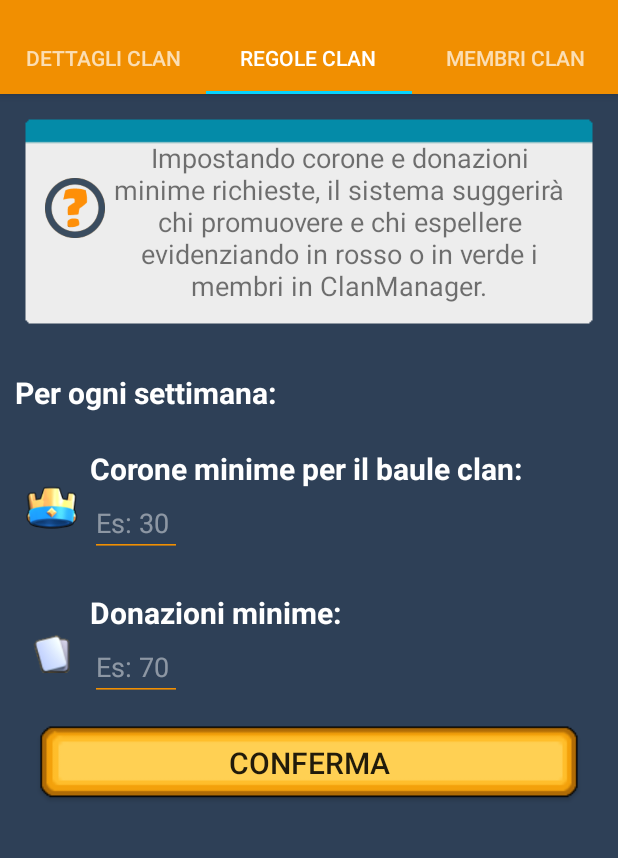
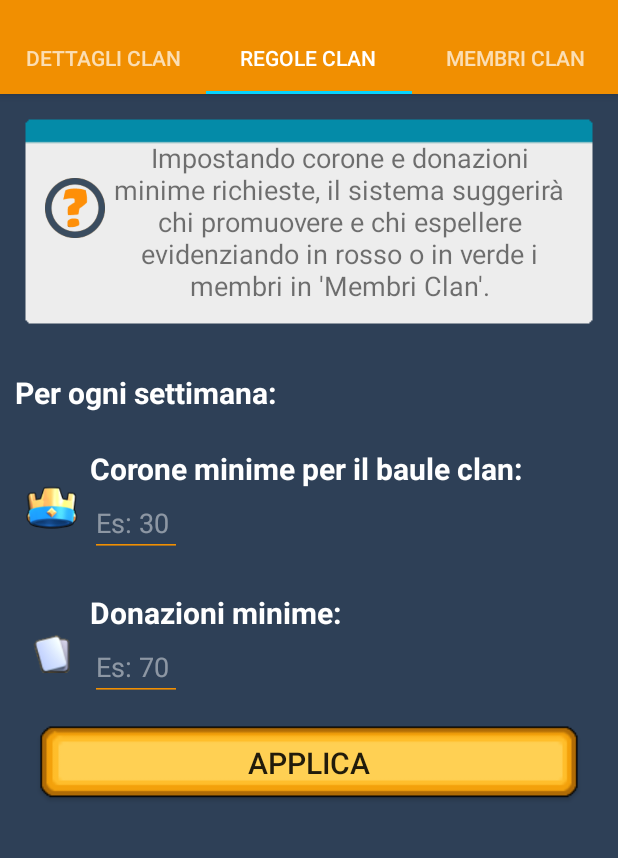
Before and after one commit to Frac7/IUM, an Android app: the MainActivity screen opened directly, with no data from a screen before it, tab 2 chosen, on a phone screen of 412 x 824 dp, the part 74-932 px from its top. Run offline under Robolectric (Android 15) with nearby library versions, the phone set to English and light mode, and no system bars.

Commit message:
fine progetto

```diff
--- a/app/src/main/res/layout/fragment_blank_fragment3.xml
+++ b/app/src/main/res/layout/fragment_blank_fragment3.xml
@@ -38,7 +38,7 @@
                     android:layout_height="wrap_content"
                     android:textSize="8pt"
                     android:textAlignment="center"
-                    android:text="Impostando corone e donazioni minime richieste, il sistema suggerirà chi promuovere e chi espellere evidenziando in rosso o in verde i membri in ClanManager."/>
+                    android:text="Impostando corone e donazioni minime richieste, il sistema suggerirà chi promuovere e chi espellere evidenziando in rosso o in verde i membri in 'Membri Clan'."/>
 
             </LinearLayout>
 
@@ -152,7 +152,7 @@
                     android:id="@+id/confirm_button"
                     android:layout_width="match_parent"
                     android:layout_height="wrap_content"
-                    android:text="Conferma"/>
+                    android:text="Applica"/>
 
             </LinearLayout>
 
--- a/app/src/main/res/menu/activity_home_drawer.xml
+++ b/app/src/main/res/menu/activity_home_drawer.xml
@@ -8,7 +8,7 @@
             android:id="@+id/nav_home"
             android:layout_width="match_parent"
             android:icon="@drawable/ic_menu_home"
-            android:title="Home" />
+            android:title="Clan Manager" />
         <item
             android:id="@+id/nav_registro"
             android:icon="@drawable/ic_menu_registro"
@@ -19,7 +19,7 @@
             android:title="Informazioni app" />
         <item
             android:id="@+id/nav_esci"
-            android:icon="@drawable/ic_menu_esci"
+            android:icon="@drawable/ic_esci"
             android:title="Esci" />
     </group>
 
```
Also changed, not shown: app/src/main/res/drawable/ic_esci.png (added), app/src/main/res/drawable/ic_menu_esci.png (deleted).
